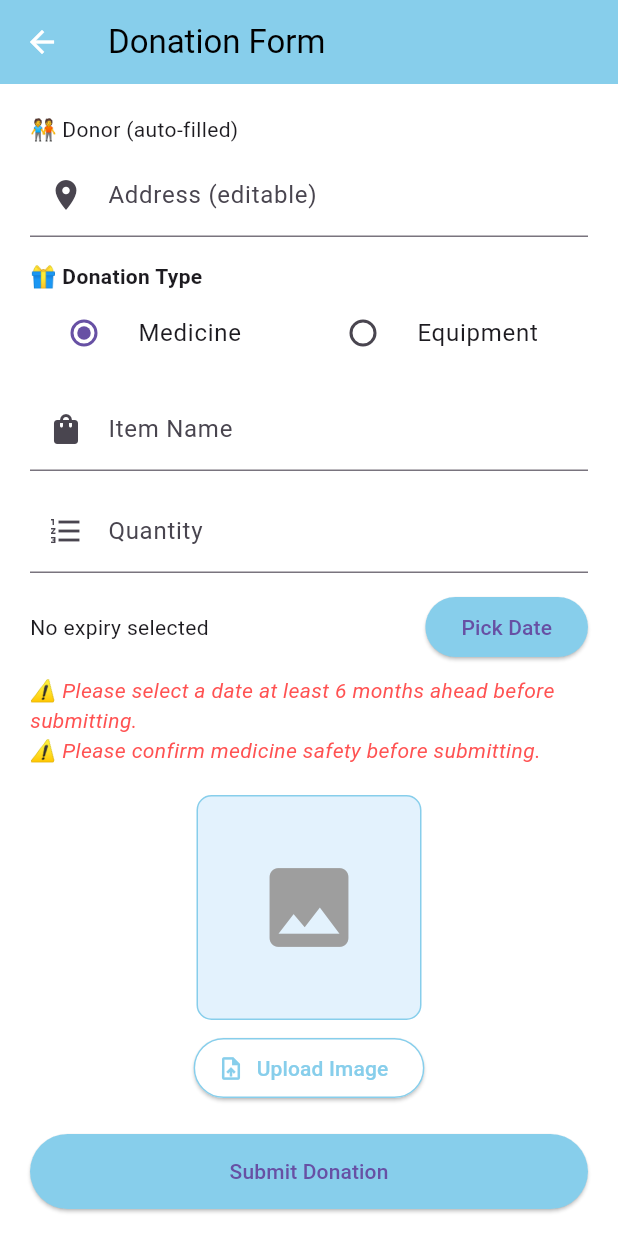
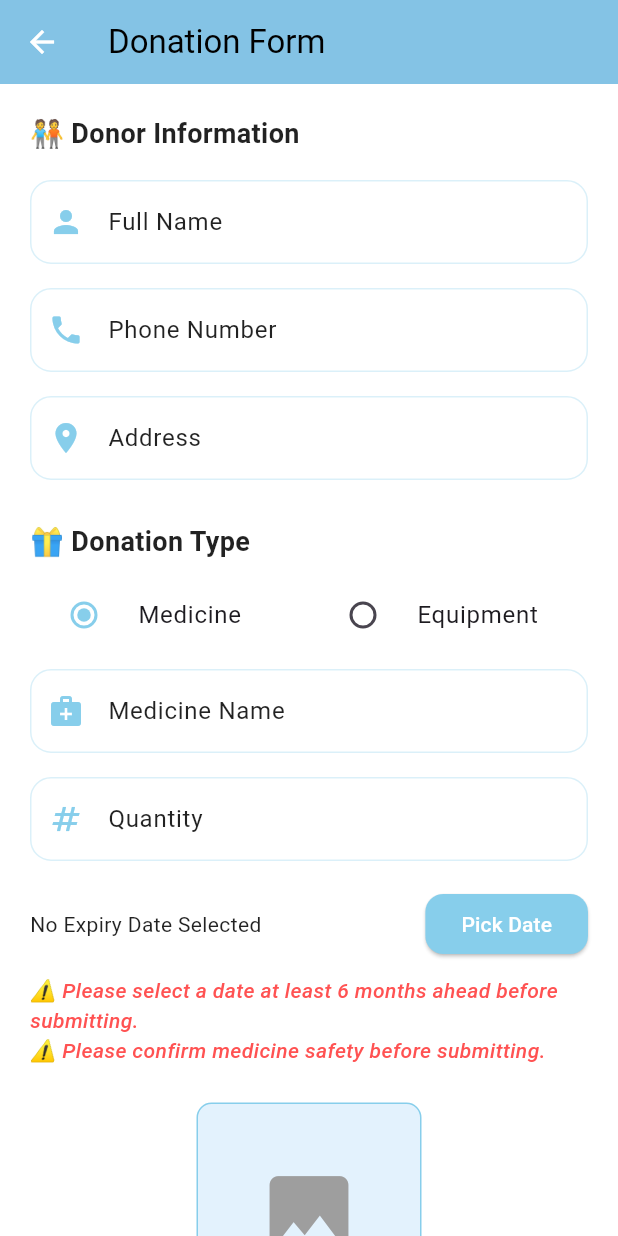
Before and after one commit to Yashask11/health, a Flutter app: the DonorForm screen opened directly, on a phone screen of 412 x 824 dp. Run offline on Flutter 3.47's test engine with Material 3 defaults, Android fonts, the phone set to English and light mode, and no system bars; our stand-ins replace cloud_firestore, firebase_auth, firebase_core, image_picker; accounts and stored records are empty.

Commit message:
donoreciever

```diff
--- a/lib/donor_form.dart
+++ b/lib/donor_form.dart
@@ -1,12 +1,9 @@
-// lib/donor_form.dart
 import 'dart:io';
+import 'dart:convert'; // ✅ For base64 encoding
 import 'package:flutter/material.dart';
 import 'package:image_picker/image_picker.dart';
 import 'package:cloud_firestore/cloud_firestore.dart';
-import 'package:firebase_storage/firebase_storage.dart';
 import 'package:firebase_auth/firebase_auth.dart';
-import 'package:uuid/uuid.dart';
-import 'models/donation.dart';
 
 class DonorForm extends StatefulWidget {
   const DonorForm({super.key});
@@ -18,101 +15,49 @@ class DonorForm extends StatefulWidget {
 class _DonorFormPageState extends State<DonorForm> {
   final _formKey = GlobalKey<FormState>();
 
-  // donation fields
+  final TextEditingController _donorNameController = TextEditingController();
+  final TextEditingController _phoneController = TextEditingController();
+  final TextEditingController _addressController = TextEditingController();
   final TextEditingController _itemNameController = TextEditingController();
-  final TextEditingController _itemQuantityController = TextEditingController();
-  final TextEditingController _expiryDateController = TextEditingController();
+  final TextEditingController _quantityController = TextEditingController();
   final TextEditingController _conditionController = TextEditingController();
-  final TextEditingController _addressController = TextEditingController();
 
-  // hidden (auto-filled) user info
-  String _userName = "";
-  String _userEmail = "";
-  String _userPhone = "";
-  String _userUid = "";
-
-  File? _imageFile;
+  String _donationType = 'Medicine';
+  DateTime? _selectedDate;
+  File? _selectedImage;
   bool _isSubmitting = false;
-  String _donationType = "Medicine"; // Medicine | Equipment
 
   final ImagePicker _picker = ImagePicker();
 
   @override
   void initState() {
     super.initState();
-    _loadUserProfile();
+    _loadUserData(); // ✅ Load user info automatically
   }
 
-  @override
-  void dispose() {
-    _itemNameController.dispose();
-    _itemQuantityController.dispose();
-    _expiryDateController.dispose();
-    _conditionController.dispose();
-    _addressController.dispose();
-    super.dispose();
-  }
+  Future<void> _loadUserData() async {
+    final currentUser = FirebaseAuth.instance.currentUser;
+    if (currentUser != null) {
+      final userDoc = await FirebaseFirestore.instance
+          .collection('users')
+          .doc(currentUser.uid)
+          .get();
 
-  Future<void> _loadUserProfile() async {
-    final user = FirebaseAuth.instance.currentUser;
-    if (user == null) {
-      // not logged in - shouldn't normally happen; show placeholder
+      if (userDoc.exists) {
+        final data = userDoc.data()!;
         setState(() {
-        _userUid = "";
-        _userEmail = "";
-        _userName = "";
-        _userPhone = "";
-      });
-      return;
-    }
-
-    _userUid = user.uid;
-    _userEmail = user.email ?? "";
-
-    try {
-      final doc = await FirebaseFirestore.instance.collection('users').doc(user.uid).get();
-      if (doc.exists) {
-        final data = doc.data()!;
-        setState(() {
-          _userName = (data['name'] ?? user.displayName ?? "").toString();
-          _userPhone = (data['phone'] ?? "").toString();
-          _addressController.text = (data['address'] ?? "").toString();
-        });
-      } else {
-        // fallback to FirebaseAuth values
-        setState(() {
-          _userName = user.displayName ?? "";
-          _userPhone = "";
-          _addressController.text = "";
+          _donorNameController.text = data['name'] ?? '';
+          _phoneController.text = data['phone'] ?? '';
+          _addressController.text = data['address'] ?? '';
         });
       }
-    } catch (e) {
-      // ignore - fill from auth
-      setState(() {
-        _userName = user.displayName ?? "";
-        _userPhone = "";
-        _addressController.text = "";
-      });
     }
   }
 
   Future<void> _pickImage() async {
     final pickedFile = await _picker.pickImage(source: ImageSource.gallery);
     if (pickedFile != null) {
-      setState(() => _imageFile = File(pickedFile.path));
-    }
-  }
-
-  Future<String?> _uploadImage(File file) async {
-    try {
-      final id = const Uuid().v4();
-      final ref = FirebaseStorage.instance.ref().child('donation_images/$id.jpg');
-      await ref.putFile(file);
-      final url = await ref.getDownloadURL();
-      return url;
-    } catch (e) {
-      debugPrint("Upload error: $e");
-      return null;
+      setState(() => _selectedImage = File(pickedFile.path));
     }
   }
 
@@ -120,43 +65,46 @@ class _DonorFormPageState extends State<DonorForm> {
     DateTime now = DateTime.now();
     final picked = await showDatePicker(
       context: context,
-      initialDate: now.add(const Duration(days: 180)),
+      initialDate: now,
       firstDate: now,
       lastDate: DateTime(now.year + 5),
     );
     if (picked != null) {
-      _expiryDateController.text = "${picked.year}-${picked.month.toString().padLeft(2,'0')}-${picked.day.toString().padLeft(2,'0')}";
+      setState(() => _selectedDate = picked);
     }
+  }
+
+  // ✅ Convert image to base64
+  String? _convertImageToBase64(File? imageFile) {
+    if (imageFile == null) return null;
+    final bytes = imageFile.readAsBytesSync();
+    return base64Encode(bytes);
   }
 
   Future<void> _submitForm() async {
     if (!_formKey.currentState!.validate()) return;
 
-    // Medicine-specific checks
-    if (_donationType == "Medicine") {
-      if (_expiryDateController.text.isEmpty) {
-        ScaffoldMessenger.of(context).showSnackBar(const SnackBar(
-          content: Text("⚠️ Please select an expiry date."),
+    if (_donationType == 'Medicine') {
+      if (_selectedDate == null) {
+        ScaffoldMessenger.of(context).showSnackBar(
+          const SnackBar(
+            content: Text("⚠ Please select an expiry date."),
             backgroundColor: Colors.orangeAccent,
-        ));
+          ),
+        );
         return;
       }
-      // parse expiry date
-      try {
-        final expiry = DateTime.parse(_expiryDateController.text);
-        final sixMonths = DateTime.now().add(const Duration(days: 180));
-        if (expiry.isBefore(sixMonths)) {
-          ScaffoldMessenger.of(context).showSnackBar(const SnackBar(
-            content: Text("⚠️ Please select a date at least 6 months ahead before submitting."),
+
+      final sixMonthsLater = DateTime.now().add(const Duration(days: 180));
+      if (_selectedDate!.isBefore(sixMonthsLater)) {
+        ScaffoldMessenger.of(context).showSnackBar(
+          const SnackBar(
+            content: Text(
+              "⚠ Please select a date at least 6 months ahead before submitting.",
+            ),
             backgroundColor: Colors.orangeAccent,
-          ));
-          return;
-        }
-      } catch (_) {
-        ScaffoldMessenger.of(context).showSnackBar(const SnackBar(
-          content: Text("⚠️ Invalid expiry date format."),
-          backgroundColor: Colors.orangeAccent,
-        ));
+          ),
+        );
         return;
       }
     }
@@ -164,38 +112,52 @@ class _DonorFormPageState extends State<DonorForm> {
     setState(() => _isSubmitting = true);
 
     try {
-      String? imageUrl;
-      if (_imageFile != null) imageUrl = await _uploadImage(_imageFile!);
+      String? imageBase64 = _convertImageToBase64(_selectedImage);
 
-      final docRef = FirebaseFirestore.instance.collection('donations').doc();
-      await docRef.set({
-        'donorUid': _userUid,
-        'donorEmail': _userEmail,
-        'donorName': _userName,
-        'donorPhone': _userPhone,
+      final currentUser = FirebaseAuth.instance.currentUser;
+      if (currentUser == null) {
+        ScaffoldMessenger.of(context).showSnackBar(
+          const SnackBar(
+            content: Text("⚠ You must be logged in to donate."),
+            backgroundColor: Colors.redAccent,
+          ),
+        );
+        return;
+      }
+
+      await FirebaseFirestore.instance.collection('donations').add({
+        'donorName': _donorNameController.text.trim(),
+        'phone': _phoneController.text.trim(),
         'address': _addressController.text.trim(),
         'itemName': _itemNameController.text.trim(),
-        'quantity': int.tryParse(_itemQuantityController.text.trim()) ?? 0,
+        'quantity': int.tryParse(_quantityController.text) ?? 0,
+        'condition':
+        _donationType == 'Equipment' ? _conditionController.text : '',
         'type': _donationType,
-        'condition': _donationType == 'Equipment' ? _conditionController.text.trim() : null,
-        'expiryDate': _donationType == 'Medicine' ? _expiryDateController.text.trim() : null,
-        'imageUrl': imageUrl ?? '',
-        'available': 1,
+        'expiryDate': _donationType == 'Medicine'
+            ? _selectedDate?.toIso8601String()
+            : null,
+        'imageBase64': imageBase64 ?? '',
         'timestamp': FieldValue.serverTimestamp(),
+        'donorEmail': currentUser.email,
+        'donorUid': currentUser.uid,
       });
 
-      ScaffoldMessenger.of(context).showSnackBar(const SnackBar(
+      ScaffoldMessenger.of(context).showSnackBar(
+        const SnackBar(
           content: Text("✅ Donation submitted successfully!"),
           backgroundColor: Colors.lightBlue,
-      ));
+        ),
+      );
 
-      Navigator.pop(context); // close donor form
+      Navigator.pop(context);
     } catch (e) {
-      debugPrint("Save donation error: $e");
-      ScaffoldMessenger.of(context).showSnackBar(SnackBar(
+      ScaffoldMessenger.of(context).showSnackBar(
+        SnackBar(
           content: Text("Error saving donation: $e"),
           backgroundColor: Colors.redAccent,
-      ));
+        ),
+      );
     } finally {
       setState(() => _isSubmitting = false);
     }
@@ -208,124 +170,139 @@ class _DonorFormPageState extends State<DonorForm> {
     return Scaffold(
       backgroundColor: Colors.white,
       appBar: AppBar(
-        title: const Text("Donation Form", style: TextStyle(color: Colors.black)),
+        title: const Text(
+          "Donation Form",
+          style: TextStyle(color: Colors.black),
+        ),
         backgroundColor: skyBlue,
         iconTheme: const IconThemeData(color: Colors.white),
+        elevation: 4,
       ),
       body: SingleChildScrollView(
         padding: const EdgeInsets.all(20),
         child: Form(
           key: _formKey,
           child: Column(
-            crossAxisAlignment: CrossAxisAlignment.stretch,
+            crossAxisAlignment: CrossAxisAlignment.start,
             children: [
-              // Donor info is hidden (we still show the address editable)
-              const Text("🧑‍🤝‍🧑 Donor (auto-filled)"),
-              const SizedBox(height: 6),
-              // Address (editable)
-              TextFormField(
-                controller: _addressController,
-                decoration: const InputDecoration(
-                  labelText: "Address (editable)",
-                  prefixIcon: Icon(Icons.location_on),
+              const Text(
+                "🧑‍🤝‍🧑 Donor Information",
+                style: TextStyle(
+                    fontSize: 18,
+                    fontWeight: FontWeight.bold,
+                    color: Colors.black87),
               ),
-                validator: (v) => v == null || v.isEmpty ? "Please enter address" : null,
+              const SizedBox(height: 10),
+
+              _buildTextField(
+                  _donorNameController, "Full Name", Icons.person, skyBlue),
+              _buildTextField(_phoneController, "Phone Number", Icons.phone,
+                  skyBlue,
+                  keyboardType: TextInputType.phone),
+              _buildTextField(
+                  _addressController, "Address", Icons.location_on, skyBlue),
+
+              const SizedBox(height: 20),
+
+              const Text(
+                "🎁 Donation Type",
+                style: TextStyle(
+                    fontSize: 18,
+                    fontWeight: FontWeight.bold,
+                    color: Colors.black87),
               ),
-              const SizedBox(height: 16),
+              const SizedBox(height: 8),
 
-              // Donation type
-              const Text("🎁 Donation Type", style: TextStyle(fontWeight: FontWeight.bold)),
               Row(
                 children: [
                   Expanded(
-                    child: RadioListTile<String>(
+                    child: RadioListTile(
                       title: const Text("Medicine"),
                       value: "Medicine",
+                      activeColor: skyBlue,
                       groupValue: _donationType,
-                      onChanged: (v) => setState(() => _donationType = v!),
+                      onChanged: (value) {
+                        setState(() => _donationType = value!);
+                      },
                     ),
                   ),
                   Expanded(
-                    child: RadioListTile<String>(
+                    child: RadioListTile(
                       title: const Text("Equipment"),
                       value: "Equipment",
+                      activeColor: skyBlue,
                       groupValue: _donationType,
-                      onChanged: (v) => setState(() => _donationType = v!),
+                      onChanged: (value) {
+                        setState(() => _donationType = value!);
+                      },
                     ),
                   ),
                 ],
               ),
 
-              // Item name
-              const SizedBox(height: 8),
-              TextFormField(
-                controller: _itemNameController,
-                decoration: const InputDecoration(
-                  labelText: "Item Name",
-                  prefixIcon: Icon(Icons.shopping_bag),
-                ),
-                validator: (v) => v == null || v.isEmpty ? "Enter item name" : null,
-              ),
-
-              const SizedBox(height: 12),
-              TextFormField(
-                controller: _itemQuantityController,
-                decoration: const InputDecoration(
-                  labelText: "Quantity",
-                  prefixIcon: Icon(Icons.format_list_numbered),
-                ),
-                keyboardType: TextInputType.number,
-                validator: (v) {
-                  if (v == null || v.isEmpty) return "Enter quantity";
-                  if (int.tryParse(v) == null || int.parse(v) <= 0) return "Enter valid quantity";
-                  return null;
-                },
-              ),
+              _buildTextField(
+                  _itemNameController,
+                  _donationType == 'Medicine'
+                      ? "Medicine Name"
+                      : "Equipment Name",
+                  Icons.medical_services,
+                  skyBlue),
+              _buildTextField(_quantityController, "Quantity", Icons.numbers,
+                  skyBlue,
+                  keyboardType: TextInputType.number),
 
               if (_donationType == 'Medicine') ...[
-                const SizedBox(height: 12),
+                const SizedBox(height: 10),
                 Row(
                   children: [
                     Expanded(
                       child: Text(
-                        _expiryDateController.text.isEmpty
-                            ? "No expiry selected"
-                            : "Expiry: ${_expiryDateController.text}",
+                        _selectedDate == null
+                            ? "No Expiry Date Selected"
+                            : "Expiry Date: ${_selectedDate!.day}/${_selectedDate!.month}/${_selectedDate!.year}",
+                        style: const TextStyle(color: Colors.black87),
                       ),
                     ),
                     ElevatedButton(
+                      style: ElevatedButton.styleFrom(
+                        backgroundColor: skyBlue,
+                        foregroundColor: Colors.white,
+                        shape: RoundedRectangleBorder(
+                            borderRadius: BorderRadius.circular(12)),
+                      ),
                       onPressed: _pickExpiryDate,
-                      style: ElevatedButton.styleFrom(backgroundColor: skyBlue),
                       child: const Text("Pick Date"),
                     ),
                   ],
                 ),
-                const SizedBox(height: 8),
+                const SizedBox(height: 10),
                 const Text(
-                  "⚠️ Please select a date at least 6 months ahead before submitting.\n⚠️ Please confirm medicine safety before submitting.",
-                  style: TextStyle(color: Colors.redAccent, fontStyle: FontStyle.italic),
+                  "⚠ Please select a date at least 6 months ahead before submitting.\n⚠ Please confirm medicine safety before submitting.",
+                  style: TextStyle(
+                      color: Colors.redAccent,
+                      fontStyle: FontStyle.italic,
+                      fontWeight: FontWeight.w500),
                 ),
               ],
 
-              if (_donationType == 'Equipment') ...[
-                const SizedBox(height: 12),
-                TextFormField(
-                  controller: _conditionController,
-                  decoration: const InputDecoration(
-                    labelText: "Condition (Good/Needs Repair)",
-                    prefixIcon: Icon(Icons.build_circle),
-                  ),
-                ),
-              ],
+              if (_donationType == 'Equipment')
+                _buildTextField(_conditionController, "Condition",
+                    Icons.build_circle, skyBlue),
 
-              const SizedBox(height: 20),
+              const SizedBox(height: 25),
+
               Center(
                 child: Column(
                   children: [
-                    _imageFile != null
+                    _selectedImage != null
                         ? ClipRRect(
-                      borderRadius: BorderRadius.circular(8),
-                      child: Image.file(_imageFile!, height: 150, width: 150, fit: BoxFit.cover),
+                      borderRadius: BorderRadius.circular(10),
+                      child: Image.file(
+                        _selectedImage!,
+                        height: 150,
+                        width: 150,
+                        fit: BoxFit.cover,
+                      ),
                     )
                         : Container(
                       height: 150,
@@ -335,36 +312,81 @@ class _DonorFormPageState extends State<DonorForm> {
                         borderRadius: BorderRadius.circular(10),
                         border: Border.all(color: skyBlue),
                       ),
-                      child: const Icon(Icons.image, size: 70, color: Colors.grey),
+                      child: const Icon(Icons.image,
+                          size: 70, color: Colors.grey),
                     ),
                     const SizedBox(height: 8),
                     ElevatedButton.icon(
+                      style: ElevatedButton.styleFrom(
+                        backgroundColor: Colors.white,
+                        foregroundColor: skyBlue,
+                        shape: RoundedRectangleBorder(
+                            borderRadius: BorderRadius.circular(12),
+                            side: BorderSide(color: skyBlue)),
+                      ),
                       onPressed: _pickImage,
                       icon: const Icon(Icons.upload_file),
                       label: const Text("Upload Image"),
-                      style: ElevatedButton.styleFrom(
-                        backgroundColor: Colors.white,
-                        foregroundColor: skyBlue,
-                        side: BorderSide(color: skyBlue),
-                      ),
                     ),
                   ],
                 ),
               ),
 
-              const SizedBox(height: 20),
+              const SizedBox(height: 30),
+
               SizedBox(
+                width: double.infinity,
                 height: 50,
                 child: ElevatedButton(
+                  style: ElevatedButton.styleFrom(
+                    backgroundColor: skyBlue,
+                    foregroundColor: Colors.white,
+                    shape: RoundedRectangleBorder(
+                        borderRadius: BorderRadius.circular(14)),
+                  ),
                   onPressed: _isSubmitting ? null : _submitForm,
-                  style: ElevatedButton.styleFrom(backgroundColor: skyBlue),
-                  child: _isSubmitting ? const CircularProgressIndicator(color: Colors.white) : const Text("Submit Donation"),
+                  child: _isSubmitting
+                      ? const CircularProgressIndicator(color: Colors.white)
+                      : const Text(
+                    "Submit Donation",
+                    style: TextStyle(
+                        fontSize: 17, fontWeight: FontWeight.bold),
                   ),
                 ),
+              ),
+              const SizedBox(height: 20),
             ],
           ),
         ),
       ),
     );
   }
+
+  Widget _buildTextField(TextEditingController controller, String label,
+      IconData icon, Color skyBlue,
+      {TextInputType keyboardType = TextInputType.text}) {
+    return Padding(
+      padding: const EdgeInsets.symmetric(vertical: 8),
+      child: TextFormField(
+        controller: controller,
+        keyboardType: keyboardType,
+        validator: (v) => v!.isEmpty ? "Please enter $label" : null,
+        decoration: InputDecoration(
+          prefixIcon: Icon(icon, color: skyBlue),
+          labelText: label,
+          labelStyle: const TextStyle(color: Colors.black87),
+          filled: true,
+          fillColor: Colors.white,
+          enabledBorder: OutlineInputBorder(
+            borderRadius: BorderRadius.circular(14),
+            borderSide: BorderSide(color: skyBlue.withOpacity(0.3)),
+          ),
+          focusedBorder: OutlineInputBorder(
+            borderRadius: BorderRadius.circular(14),
+            borderSide: BorderSide(color: skyBlue, width: 1.5),
+          ),
+        ),
+      ),
+    );
   }
+}
--- a/lib/models/donation.dart
+++ b/lib/models/donation.dart
@@ -1,5 +1,4 @@
 import 'dart:io';
-import 'package:firebase_database/firebase_database.dart';
 
 enum DonationType { medicine, equipment }
 
@@ -8,75 +7,74 @@ class Donation {
   final String itemName;
   final int quantity;
   final String donorName;
+  final String donorEmail;
+  final String donorUid;
   final String phone;
   final String address;
-  final int available;
-  final File? imageFile; // For local use only
-  final String? imageUrl; // ✅ For Firebase stored image
-
-  // Medicine-specific
+  final String? condition;
   final DateTime? expiryDate;
   final bool? isConfirmed;
+  final int available;
 
-  // Equipment-specific
-  final String? condition;
+  final File? imageFile; // Local image (not stored in Firestore)
+  final String? imageBase64; // ✅ Firestore stores Base64 image
 
   Donation({
     required this.type,
     required this.itemName,
     required this.quantity,
     required this.donorName,
+    required this.donorEmail,
+    required this.donorUid,
     required this.phone,
     required this.address,
+    this.condition,
+    this.expiryDate,
+    this.isConfirmed,
     required this.available,
     this.imageFile,
-    this.imageUrl,
-    this.expiryDate,
-    this.isConfirmed,
-    this.condition,
+    this.imageBase64,
   });
 
-  /// ✅ Convert Donation → Map (for Firebase upload)
+  // ✅ Convert Donation → Map (for uploading to Firestore)
   Map<String, dynamic> toMap() {
     return {
-      'type': type.name, // "medicine" or "equipment"
+      'type': type.name,
       'itemName': itemName,
       'quantity': quantity,
       'donorName': donorName,
+      'donorEmail': donorEmail,
+      'donorUid': donorUid,
       'phone': phone,
       'address': address,
+      'condition': condition,
+      'expiryDate': expiryDate?.toIso8601String(),
+      'isConfirmed': isConfirmed ?? false,
       'available': available,
-      'imageUrl': imageUrl, // imageFile not uploaded, just URL
-      'expiryDate': expiryDate?.toIso8601String(),
-      'isConfirmed': isConfirmed,
-      'condition': condition,
+      'imageBase64': imageBase64,
     };
   }
 
-  /// ✅ Convert Map → Donation (for fetching from Firebase)
+  // ✅ Convert Firestore data → Donation
   factory Donation.fromMap(Map<String, dynamic> map) {
     return Donation(
       type: map['type'] == 'medicine'
           ? DonationType.medicine
           : DonationType.equipment,
       itemName: map['itemName'] ?? '',
-      quantity: int.tryParse(map['quantity'].toString()) ?? 0,
+      quantity: map['quantity'] ?? 0,
       donorName: map['donorName'] ?? '',
+      donorEmail: map['donorEmail'] ?? '',
+      donorUid: map['donorUid'] ?? '',
       phone: map['phone'] ?? '',
       address: map['address'] ?? '',
-      available: int.tryParse(map['available'].toString()) ?? 1,
-      imageUrl: map['imageUrl'],
+      condition: map['condition'],
       expiryDate: map['expiryDate'] != null
           ? DateTime.tryParse(map['expiryDate'])
           : null,
       isConfirmed: map['isConfirmed'] ?? false,
-      condition: map['condition'],
+      available: map['available'] ?? 1,
+      imageBase64: map['imageBase64'],
     );
   }
-
-  /// ✅ Convert Firebase snapshot → Donation
-  factory Donation.fromSnapshot(DataSnapshot snapshot) {
-    final data = Map<String, dynamic>.from(snapshot.value as Map);
-    return Donation.fromMap(data);
-  }
 }
```
Also changed, not shown: lib/donation_detail_screen.dart (+15 -4 lines). Lines whose indentation alone changed are shown as unchanged.
